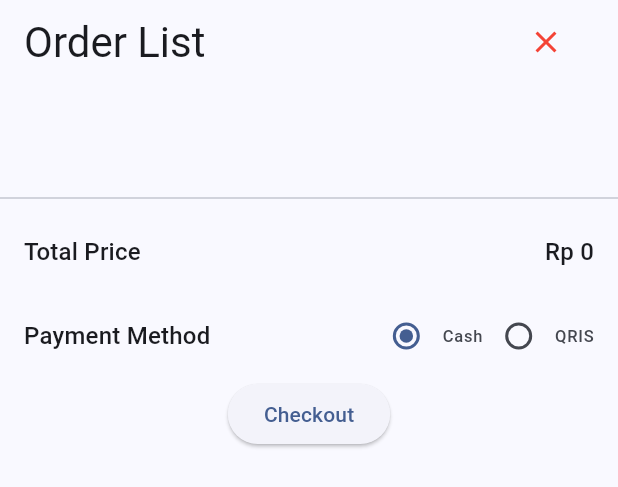
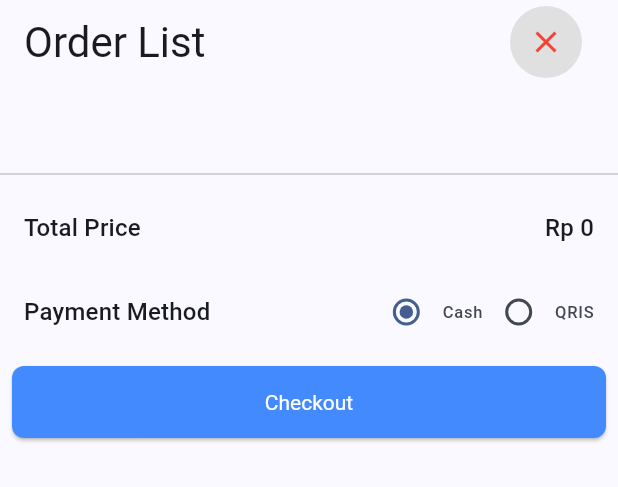
Before and after one commit to ferdifir/linkjo-mobile, a Flutter app: the OrderList widget shown alone on an empty page, opened directly with empty values, on a phone screen of 412 x 824 dp. Shown: the top 487 px of the screen. Run offline on Flutter 3.47's test engine with Material 3 defaults, Android fonts, the phone set to English and light mode, and no system bars; our stand-ins replace flutter_map, geolocator, hive_flutter, image_picker, latlong2, sqflite; accounts and stored records are empty; network calls fail.

Commit message:
last work

```diff
--- a/lib/model/menu.dart
+++ b/lib/model/menu.dart
@@ -1,26 +1,20 @@
+import 'package:linkjo/model/product.dart';
+
 class Menu {
-  final String name;
-  String? image;
-  final int price;
+  Product? product;
   int quantity;
 
   Menu({
-    required this.name,
-    this.image,
-    required this.price,
+    this.product,
     this.quantity = 0,
   });
 
   Menu copyWith({
-    String? name,
-    String? image,
-    int? price,
+    Product? product,
     int? quantity,
   }) {
     return Menu(
-      name: name ?? this.name,
-      image: image ?? this.image,
-      price: price ?? this.price,
+      product: product ?? this.product,
       quantity: quantity ?? this.quantity,
     );
   }
--- a/lib/model/product.dart
+++ b/lib/model/product.dart
@@ -1,33 +1,13 @@
 class Product {
-//   type Product struct {
-// 	ID            uint    `gorm:"primaryKey;autoIncrement"`
-// 	TenantID      uint    `gorm:"not null;index"`
-// 	CategoryID    *uint   `gorm:"index"`
-// 	Name          string  `gorm:"type:varchar(255);not null"`
-// 	SKU           string  `gorm:"type:varchar(50);unique"`
-// 	Barcode       string  `gorm:"type:varchar(100);unique"`
-// 	Price         float64 `gorm:"not null"`
-// 	CostPrice     *float64
-// 	Discount      float64   `gorm:"default:0"`
-// 	Stock         int       `gorm:"not null;default:0"`
-// 	MinStockAlert int       `gorm:"default:0"`
-// 	Unit          string    `gorm:"type:varchar(50);not null;default:'pcs'"`
-// 	SupplierID    *uint     `gorm:"index"`
-// 	Image         string    `gorm:"type:text"`
-// 	Description   string    `gorm:"type:text"`
-// 	IsActive      bool      `gorm:"default:true"`
-// 	CreatedAt     time.Time `gorm:"autoCreateTime"`
-// 	UpdatedAt     time.Time `gorm:"autoUpdateTime"`
-// }
   int? id;
   final int tenantId;
   final int categoryId;
   final String name;
-  final String sku;
-  final String barcode;
-  final double price;
+  final String? sku;
+  final String? barcode;
+  final int price;
   final double? costPrice;
-  final double discount;
+  final int discount;
   final int stock;
   final int minStockAlert;
   final String unit;
@@ -37,6 +17,7 @@ class Product {
   final bool isActive;
   final DateTime createdAt;
   final DateTime updatedAt;
+  final String? categoryName;
 
   Product({
     this.id,
@@ -57,6 +38,7 @@ class Product {
     required this.isActive,
     required this.createdAt,
     required this.updatedAt,
+    this.categoryName,
   });
 
   factory Product.fromJson(Map<String, dynamic> json) {
@@ -79,6 +61,7 @@ class Product {
       isActive: json['IsActive'],
       createdAt: DateTime.parse(json['CreatedAt']),
       updatedAt: DateTime.parse(json['UpdatedAt']),
+      categoryName: json['category_name'],
     );
   }
 
@@ -101,4 +84,48 @@ class Product {
       'IsActive': isActive,
     };
   }
+
+  Product copyWith({
+    int? id,
+    int? tenantId,
+    int? categoryId,
+    String? name,
+    String? sku,
+    String? barcode,
+    int? price,
+    double? costPrice,
+    int? discount,
+    int? stock,
+    int? minStockAlert,
+    String? unit,
+    int? supplierId,
+    String? image,
+    String? description,
+    bool? isActive,
+    DateTime? createdAt,
+    DateTime? updatedAt,
+    String? categoryName,
+  }) {
+    return Product(
+      id: id ?? this.id,
+      tenantId: tenantId ?? this.tenantId,
+      categoryId: categoryId ?? this.categoryId,
+      name: name ?? this.name,
+      sku: sku ?? this.sku,
+      barcode: barcode ?? this.barcode,
+      price: price ?? this.price,
+      costPrice: costPrice ?? this.costPrice,
+      discount: discount ?? this.discount,
+      stock: stock ?? this.stock,
+      minStockAlert: minStockAlert ?? this.minStockAlert,
+      unit: unit ?? this.unit,
+      supplierId: supplierId ?? this.supplierId,
+      image: image ?? this.image,
+      description: description ?? this.description,
+      isActive: isActive ?? this.isActive,
+      createdAt: createdAt ?? this.createdAt,
+      updatedAt: updatedAt ?? this.updatedAt,
+      categoryName: categoryName ?? this.categoryName,
+    );
+  }
 }
--- a/lib/service/api_service.dart
+++ b/lib/service/api_service.dart
@@ -8,7 +8,7 @@ import 'package:linkjo/utils/hive_key.dart';
 import 'package:linkjo/utils/log.dart';
 
 class ApiService {
-  final String _baseUrl = 'http://192.168.1.8:8080';
+  final String _baseUrl = 'http://192.168.1.10:8080';
 
   Future<ApiResponse> get(String endpoint) async {
     try {
@@ -110,6 +110,7 @@ class ApiService {
 
   Map<String, String> _headers({bool isFile = false}) {
     String token = HiveService.getData(HiveKey.token, defaultValue: '');
+    Log.d(token);
     var header = {
       "Accept": "application/json",
     };
--- a/lib/widget/order_list.dart
+++ b/lib/widget/order_list.dart
@@ -1,6 +1,7 @@
 import 'package:flutter/material.dart';
 import 'package:linkjo/model/menu.dart';
 import 'package:linkjo/utils/helper.dart';
+import 'package:linkjo/widget/app_button.dart';
 
 class OrderList extends StatefulWidget {
   const OrderList({
@@ -31,7 +32,12 @@ class _OrderListState extends State<OrderList> {
               'Order List',
               style: Theme.of(context).textTheme.headlineMedium,
             ),
-            trailing: IconButton(
+            trailing: Container(
+              decoration: BoxDecoration(
+                shape: BoxShape.circle,
+                color: Colors.grey.shade300,
+              ),
+              child: IconButton(
                 icon: const Icon(Icons.close),
                 color: Colors.red,
                 onPressed: () {
@@ -39,14 +45,15 @@ class _OrderListState extends State<OrderList> {
                 },
               ),
             ),
+          ),
           Expanded(
             child: ListView.builder(
               itemCount: widget.orderList.length,
               itemBuilder: (context, index) {
                 return ListTile(
-                  title: Text(widget.orderList[index].name),
+                  title: Text(widget.orderList[index].product!.name),
                   subtitle: Text(
-                    'Rp ${Helper.thousandSeparator(widget.orderList[index].price)} x ${widget.orderList[index].quantity}',
+                    'Rp ${Helper.thousandSeparator(widget.orderList[index].product!.price)} x ${widget.orderList[index].quantity}',
                   ),
                   trailing: IconButton(
                     icon: const Icon(Icons.delete),
@@ -69,7 +76,8 @@ class _OrderListState extends State<OrderList> {
             trailing: Text(
               'Rp ${Helper.thousandSeparator(widget.orderList.fold<int>(
                 0,
-                (prev, item) => prev + (item.price * item.quantity).round(),
+                (prev, item) =>
+                    prev + (item.product!.price * item.quantity).round(),
               ))}',
               style: Theme.of(context).textTheme.titleMedium,
             ),
@@ -106,13 +114,19 @@ class _OrderListState extends State<OrderList> {
               ],
             ),
           ),
-          ElevatedButton(
+          Padding(
+            padding: const EdgeInsets.all(8.0),
+            child: AppButton(
               onPressed: () {
                 widget.orderList.clear();
                 setState(() {});
                 Navigator.pop(context);
               },
-            child: const Text('Checkout'),
+              child: const Text(
+                'Checkout',
+                style: TextStyle(color: Colors.white),
+              ),
+            ),
           ),
         ],
       ),
```
Also changed, not shown: lib/screen/dashboard_screen.dart (+64 -45 lines), lib/utils/dummy.dart (+106 -107 lines), lib/utils/helper.dart (+17 -4 lines), lib/widget/menu_list.dart (+42 -14 lines). Lines whose indentation alone changed are shown as unchanged.
